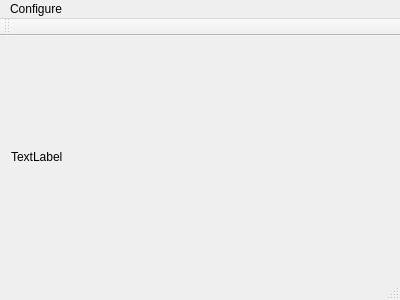
This is mainwindow.ui in Chien-Mu/QCamera-Mode as Qt 5 draws it before an edit. The edited form follows.
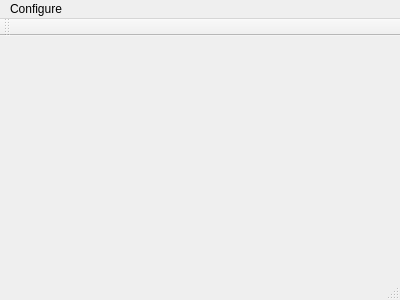
This is the edited form.

Diff of the .ui file:
```diff
--- a/mainwindow.ui
+++ b/mainwindow.ui
@@ -14,15 +14,7 @@
    <string>MainWindow</string>
   </property>
   <widget class="QWidget" name="centralWidget">
-   <layout class="QGridLayout" name="gridLayout">
-    <item row="0" column="0">
-     <widget class="QLabel" name="label">
-      <property name="text">
-       <string>TextLabel</string>
-      </property>
-     </widget>
-    </item>
-   </layout>
+   <layout class="QGridLayout" name="gridLayout"/>
   </widget>
   <widget class="QMenuBar" name="menuBar">
    <property name="geometry">
```
Left out of the diff: 2 changed lines with no effect on the pictures.
